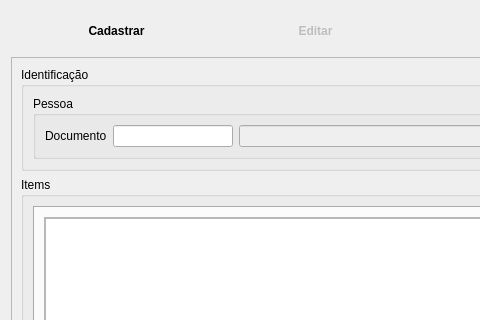
The window that Resources/UI/CadastroPedido.ui (Klubas/Projeto-SOAD) describes before a commit, drawn with Qt 5; both pictures show x 0 to 480 and y 0 to 320 of the 830 by 520 pixel window.
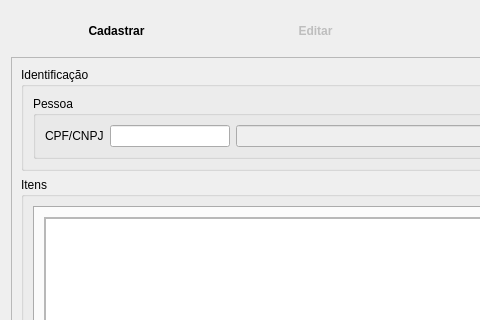
The same window after the commit. The open tabs and pages were chosen to show the change.

What changed in the file:
```diff
--- a/Resources/UI/CadastroPedido.ui
+++ b/Resources/UI/CadastroPedido.ui
@@ -162,7 +162,7 @@
               <item row="0" column="0">
                <widget class="QLabel" name="label_documento">
                 <property name="text">
-                 <string>Documento</string>
+                 <string>CPF/CNPJ</string>
                 </property>
                </widget>
               </item>
@@ -196,7 +196,7 @@
         <item row="1" column="0">
          <widget class="QGroupBox" name="groupBox_items">
           <property name="title">
-           <string>Items</string>
+           <string>Itens</string>
           </property>
           <layout class="QGridLayout" name="gridLayout_3">
            <item row="1" column="0">
```
Left out of the diff: 82 changed lines with no effect on the pictures.
